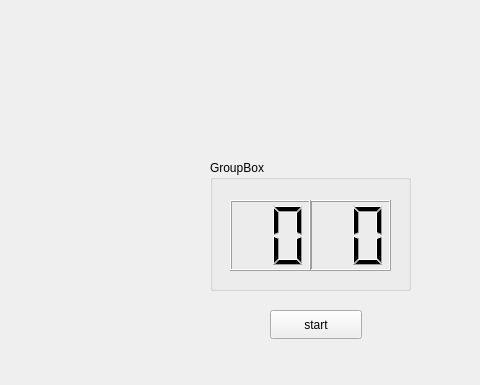
This is timer/widget.ui in Liyh04/2205 as Qt 5 draws it before an edit; both pictures show x 320 to 800 and y 0 to 385 of the 800 by 600 pixel window. The edited form follows.
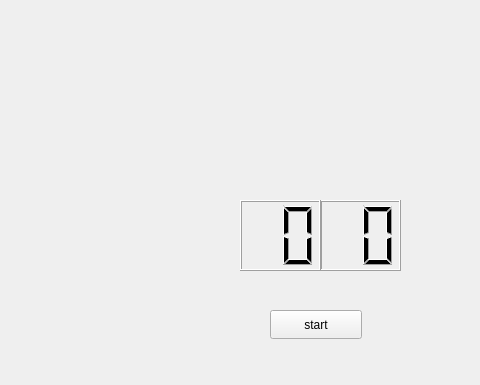
This is the edited form.

What changed in the file:
```diff
--- a/timer/widget.ui
+++ b/timer/widget.ui
@@ -13,51 +13,6 @@
   <property name="windowTitle">
    <string>Widget</string>
   </property>
-  <widget class="QGroupBox" name="groupBox">
-   <property name="geometry">
-    <rect>
-     <x>530</x>
-     <y>160</y>
-     <width>201</width>
-     <height>131</height>
-    </rect>
-   </property>
-   <property name="title">
-    <string>GroupBox</string>
-   </property>
-   <widget class="QLCDNumber" name="lcd_sec">
-    <property name="geometry">
-     <rect>
-      <x>100</x>
-      <y>40</y>
-      <width>81</width>
-      <height>71</height>
-     </rect>
-    </property>
-    <property name="digitCount">
-     <number>2</number>
-    </property>
-    <property name="intValue" stdset="0">
-     <number>0</number>
-    </property>
-   </widget>
-   <widget class="QLCDNumber" name="lcd_min">
-    <property name="geometry">
-     <rect>
-      <x>20</x>
-      <y>40</y>
-      <width>81</width>
-      <height>71</height>
-     </rect>
-    </property>
-    <property name="digitCount">
-     <number>2</number>
-    </property>
-    <property name="intValue" stdset="0">
-     <number>0</number>
-    </property>
-   </widget>
-  </widget>
   <widget class="QPushButton" name="Btnstart">
    <property name="geometry">
     <rect>
@@ -71,6 +26,38 @@
     <string>start</string>
    </property>
   </widget>
+  <widget class="QLCDNumber" name="lcd_sec">
+   <property name="geometry">
+    <rect>
+     <x>640</x>
+     <y>200</y>
+     <width>81</width>
+     <height>71</height>
+    </rect>
+   </property>
+   <property name="digitCount">
+    <number>2</number>
+   </property>
+   <property name="intValue" stdset="0">
+    <number>0</number>
+   </property>
+  </widget>
+  <widget class="QLCDNumber" name="lcd_min">
+   <property name="geometry">
+    <rect>
+     <x>560</x>
+     <y>200</y>
+     <width>81</width>
+     <height>71</height>
+    </rect>
+   </property>
+   <property name="digitCount">
+    <number>2</number>
+   </property>
+   <property name="intValue" stdset="0">
+    <number>0</number>
+   </property>
+  </widget>
  </widget>
  <resources/>
  <connections/>
```
